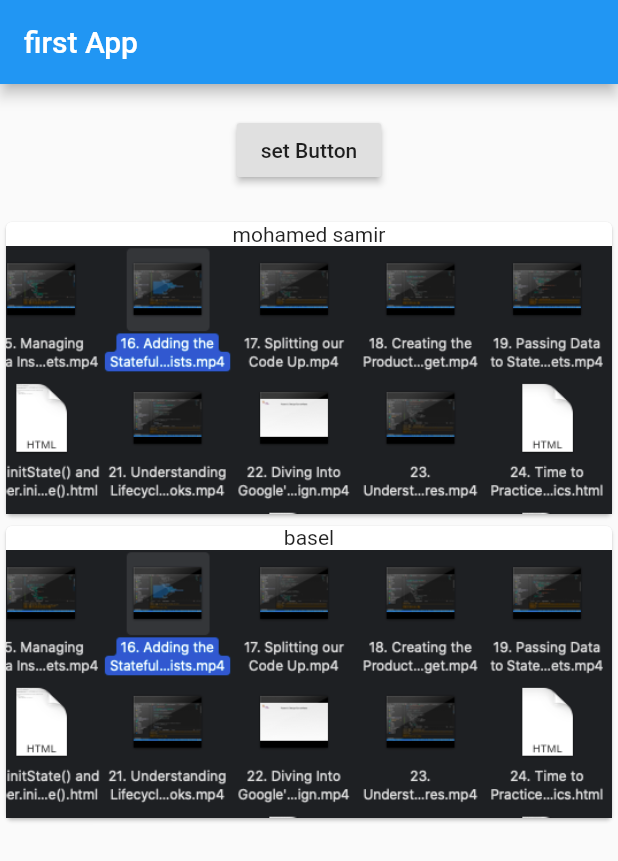
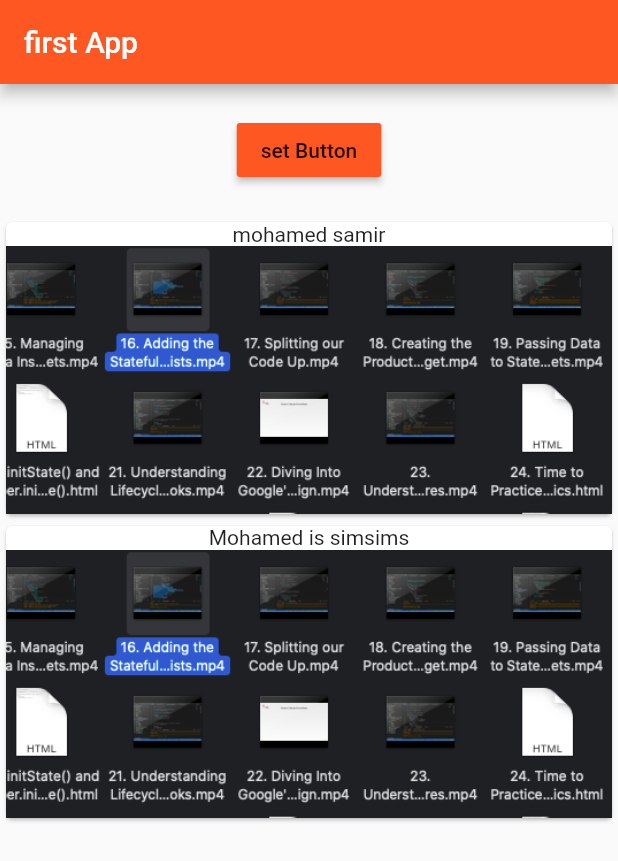
Before and after one commit to mohamedsamirmohamedsalem/flutter_app1, a Flutter app: the screen it shows after launch, after a tap on "set Button", on a phone screen of 412 x 824 dp. Shown: the top 861 px of the screen. Run offline on Flutter 3.47's test engine with Material 2 defaults, Android fonts, the phone set to English and light mode, and no system bars.

Commit message:
passing data up to control of the button

```diff
--- /dev/null
+++ b/lib/ProductControl.dart
@@ -0,0 +1,19 @@
+import 'package:flutter/material.dart';
+
+class ProductControl extends StatelessWidget {
+
+  final Function addProduct;
+
+  ProductControl(this.addProduct);
+
+  @override
+  Widget build(BuildContext context) {
+    return RaisedButton(
+      color: Theme.of(context).primaryColor,
+      onPressed: () {
+        addProduct('Mohamed is simsims');
+      },
+      child: Text('set Button'),
+    );
+  }
+}
--- a/lib/ProductManager.dart
+++ b/lib/ProductManager.dart
@@ -1,11 +1,11 @@
 import 'package:flutter/material.dart';
 import './Products.dart';
+import './ProductControl.dart';
 
 class ProductManager extends StatefulWidget {
+  final String startingProducts;
 
- final String startingProducts ;
-
- ProductManager(this.startingProducts);
+  ProductManager({this.startingProducts = 'fugh'});
 
   @override
   State<StatefulWidget> createState() {
@@ -16,34 +16,36 @@ class ProductManager extends StatefulWidget {
 }
 
 class ProductManagerState extends State<ProductManager> {
-
   List<String> products = [];
 
   @override
   void initState() {
     products.add(widget.startingProducts);
     super.initState();
+  }
 
+  @override
+  void didUpdateWidget(ProductManager oldWidget) {
+
+    super.didUpdateWidget(oldWidget);
+  }
+
+  void addPrdoucts(String product) {
+    setState(() {
+      products.add(product);
+      print(products);
+    });
   }
 
   @override
   Widget build(BuildContext context) {
-    // TODO: implement build
     return Column(
       children: [
         Container(
           margin: EdgeInsets.all(20.0),
-          child: RaisedButton(
-            onPressed: () {
-              setState(() {
-                products.add('basel');
-                print(products);
-              });
-            },
-            child: Text('set Button'),
-          ),
+          child: ProductControl(addPrdoucts),
         ),
-      Products(products)
+        Products(products)
       ],
     );
   }
--- a/lib/main.dart
+++ b/lib/main.dart
@@ -9,9 +9,15 @@ class myApp extends StatelessWidget{
   Widget build(BuildContext context) {
     // TODO: implement build
     return MaterialApp(
+      theme: ThemeData(
+        primarySwatch: Colors.deepOrange,
+        brightness: Brightness.light,
+        //accentColor: Colors.deepPurple
+
+      ),
       home: Scaffold(
         appBar: AppBar(title: Text('first App')),
-        body: ProductManager('mohamed samir')
+        body: ProductManager(startingProducts: 'mohamed samir')
         ),
       );
   }
```
